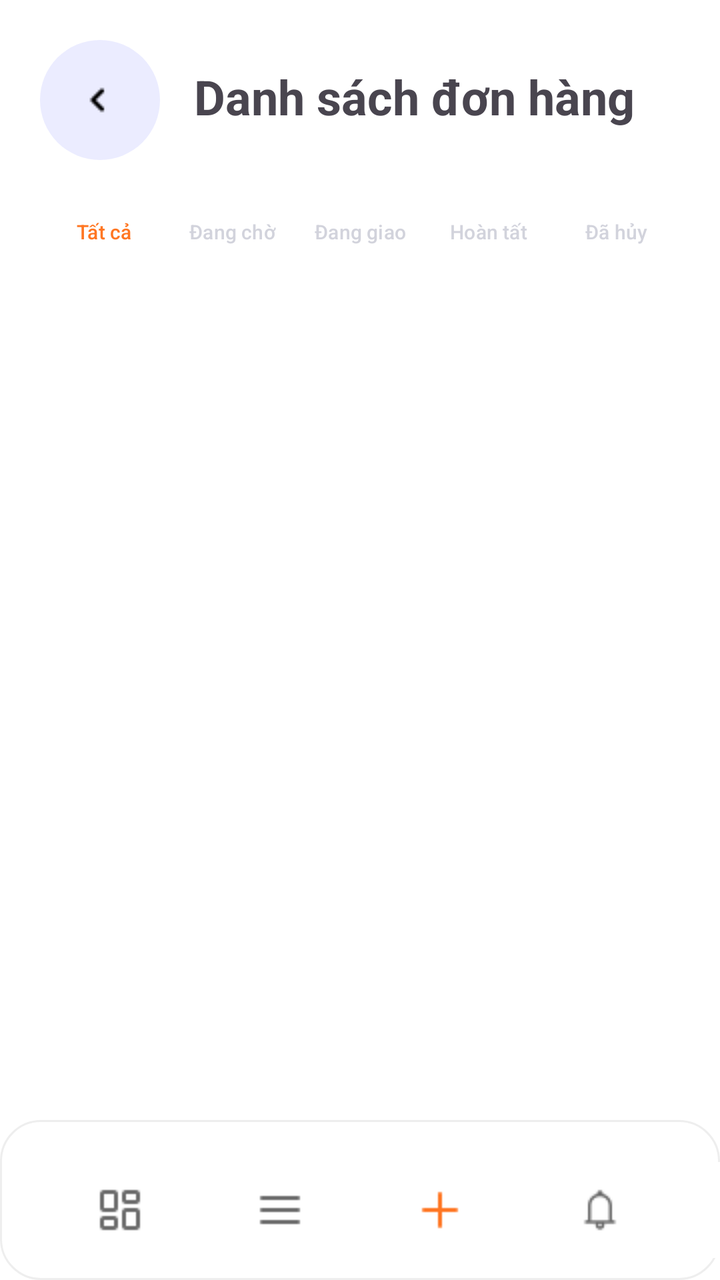
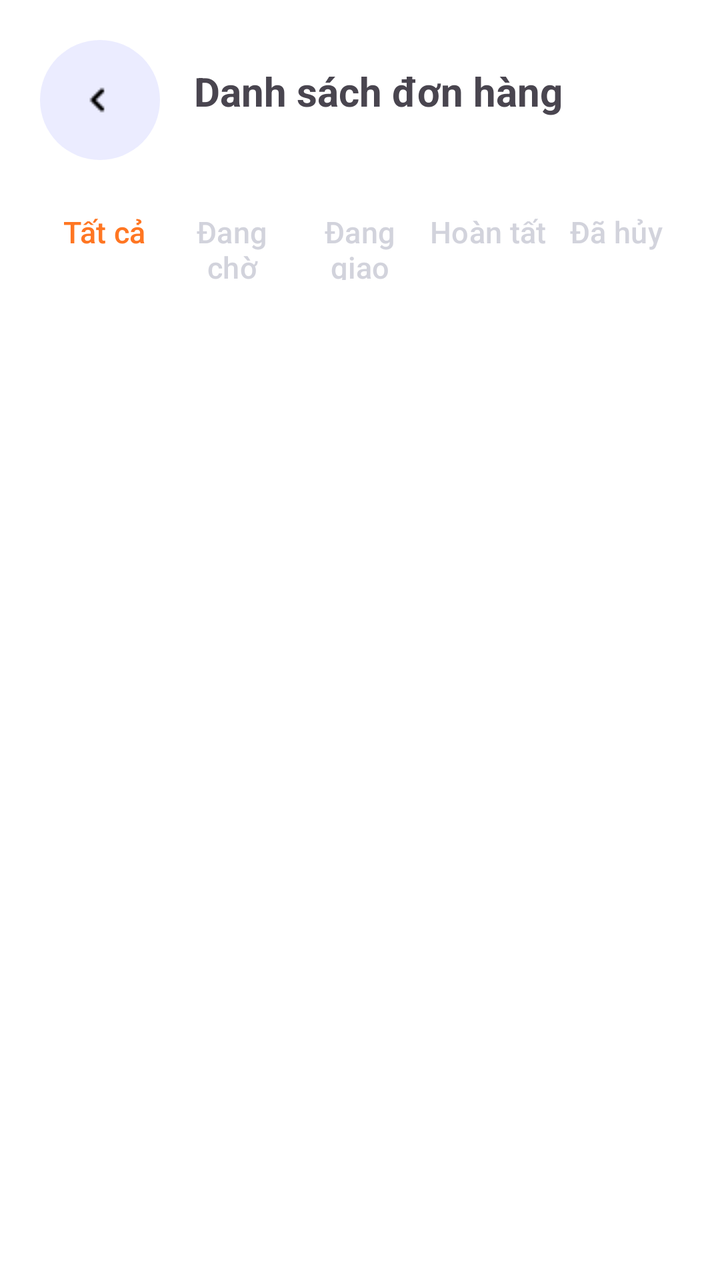

Screens rendered from an Android XML layout before and after an edit, with the pre-edit source and the edit as a unified diff.
<!-- AndroidManifest.xml: application theme Theme.NHOM33 -->
<!-- res/layout/admin_all_order.xml -->
<?xml version="1.0" encoding="utf-8"?>
<androidx.constraintlayout.widget.ConstraintLayout xmlns:android="http://schemas.android.com/apk/res/android"
    xmlns:tools="http://schemas.android.com/tools"
    android:layout_width="match_parent"
    android:layout_height="match_parent"
    xmlns:app="http://schemas.android.com/apk/res-auto"
    android:background="@color/white"
    android:id="@+id/main">

    <LinearLayout
        android:id="@+id/layout_back"
        android:layout_width="match_parent"
        android:layout_height="wrap_content"
        app:layout_constraintBottom_toBottomOf="parent"
        app:layout_constraintEnd_toEndOf="parent"
        app:layout_constraintHorizontal_bias="0.0"
        app:layout_constraintStart_toStartOf="parent"
        app:layout_constraintTop_toTopOf="parent"
        app:layout_constraintVertical_bias="0.0">

        <ImageButton
            android:id="@+id/btn_back"
            android:layout_width="60dp"
            android:layout_height="60dp"
            android:layout_marginTop="20dp"
            android:layout_marginLeft="20dp"
            android:contentDescription="nút"
            android:background="@drawable/bg_button_back"
            android:src="@drawable/icons8_back_24" />

        <TextView
            android:layout_width="wrap_content"
            android:layout_height="wrap_content"
            android:layout_marginTop="32dp"
            android:layout_marginLeft="17dp"
            android:text="Danh sách đơn hàng"
            android:textSize="24sp"
            android:textStyle="bold"/>

    </LinearLayout>

    <LinearLayout
        android:id="@+id/btn_tab"
        android:layout_width="match_parent"
        android:layout_height="wrap_content"
        android:layout_marginLeft="20dp"
        android:layout_marginRight="20dp"
        android:layout_marginTop="92dp"
        android:orientation="horizontal"
        android:weightSum="5"
        app:layout_constraintEnd_toEndOf="parent"
        app:layout_constraintHorizontal_bias="0.0"
        app:layout_constraintStart_toStartOf="parent"
        app:layout_constraintTop_toTopOf="@id/layout_back">

        <Button
            android:id="@+id/btn_filter_all"
            android:layout_width="0dp"
            android:layout_height="wrap_content"
            android:layout_weight="1"
            android:backgroundTint="@color/white"
            android:text="Tất cả"
            android:textColor="#ff7622"
            android:textSize="10sp"
            android:padding="0dp"/>

        <Button
            android:id="@+id/btn_filter_pending"
            android:layout_width="0dp"
            android:layout_height="wrap_content"
            android:layout_weight="1"
            android:backgroundTint="@color/white"
            android:text="Đang chờ"
            android:textColor="#d2d3dc"
            android:textSize="10sp"
            android:padding="0dp"/>

        <Button
            android:id="@+id/btn_filter_shipping"
            android:layout_width="0dp"
            android:layout_height="wrap_content"
            android:layout_weight="1"
            android:backgroundTint="@color/white"
            android:text="Đang giao"
            android:textColor="#d2d3dc"
            android:textSize="10sp"
            android:padding="0dp"/>

        <Button
            android:id="@+id/btn_filter_completed"
            android:layout_width="0dp"
            android:layout_height="wrap_content"
            android:layout_weight="1"
            android:backgroundTint="@color/white"
            android:text="Hoàn tất"
            android:textColor="#d2d3dc"
            android:textSize="10sp"
            android:padding="0dp"/>

        <Button
            android:id="@+id/btn_filter_cancelled"
            android:layout_width="0dp"
            android:layout_height="wrap_content"
            android:layout_weight="1"
            android:backgroundTint="@color/white"
            android:text="Đã hủy"
            android:textColor="#d2d3dc"
            android:textSize="10sp"
            android:padding="0dp"/>

    </LinearLayout>


    <androidx.core.widget.NestedScrollView
        android:id="@+id/nestedScrollView"
        android:layout_width="match_parent"
        android:layout_height="0dp"
        android:fillViewport="true"
        app:layout_constraintBottom_toTopOf="@+id/btn_bottom"
        app:layout_constraintTop_toBottomOf="@+id/btn_tab"
        tools:layout_editor_absoluteX="-16dp">

        <androidx.recyclerview.widget.RecyclerView
            android:id="@+id/recyclerView"
            android:layout_width="match_parent"
            android:layout_height="wrap_content">

        </androidx.recyclerview.widget.RecyclerView>
    </androidx.core.widget.NestedScrollView>

    <LinearLayout
        android:id="@+id/btn_bottom"
        android:layout_width="match_parent"
        android:layout_height="80dp"
        android:background="@drawable/bg_rounded_linear"
        app:layout_constraintBottom_toBottomOf="parent"
        app:layout_constraintEnd_toEndOf="parent"
        app:layout_constraintHorizontal_bias="0.0"
        app:layout_constraintStart_toStartOf="parent">

        <ImageButton
            android:id="@+id/nav_dashboard"
            android:layout_width="60dp"
            android:layout_height="60dp"
            android:layout_marginLeft="30dp"
            android:layout_marginTop="15dp"
            android:backgroundTint="@color/white"
            android:contentDescription="Trang chính"
            android:src="@drawable/icon_dashboard" />

        <ImageButton
            android:id="@+id/nav_menu"
            android:layout_width="60dp"
            android:layout_height="60dp"
            android:layout_marginLeft="20dp"
            android:layout_marginTop="15dp"
            android:backgroundTint="@color/white"
            android:contentDescription="Menu"
            android:src="@drawable/icon_menu_24" />

        <ImageButton
            android:id="@+id/nav_add"
            android:layout_width="60dp"
            android:layout_height="60dp"
            android:layout_marginLeft="20dp"
            android:layout_marginTop="15dp"
            android:backgroundTint="@color/white"
            android:contentDescription="Thêm mới"
            android:src="@drawable/icons_add_24" />

        <ImageButton
            android:id="@+id/nav_notification"
            android:layout_width="60dp"
            android:layout_height="60dp"
            android:layout_marginLeft="20dp"
            android:layout_marginTop="15dp"
            android:backgroundTint="@color/white"
            android:contentDescription="thông báo"
            android:src="@drawable/icons8_notification_24" />

        <ImageButton
            android:id="@+id/nav_profile"
            android:layout_width="60dp"
            android:layout_height="60dp"
            android:layout_marginLeft="20dp"
            android:layout_marginTop="15dp"
            android:backgroundTint="@color/white"
            android:contentDescription="Trang cá nhân"
            android:src="@drawable/icons8_person_24" />


    </LinearLayout>

</androidx.constraintlayout.widget.ConstraintLayout>
<!-- resources referenced by this layout -->
<resources>
  <color name="white">#FFFFFFFF</color>
  <!-- drawable bg_button_back (drawable) -->
  <?xml version="1.0" encoding="utf-8"?>
  <shape xmlns:android="http://schemas.android.com/apk/res/android">
      <solid android:color="#ebecff" />
  
      <corners android:radius="30dp" />
  
  </shape>
  <!-- drawable bg_rounded_linear (drawable) -->
  <?xml version="1.0" encoding="utf-8"?>
  <shape xmlns:android="http://schemas.android.com/apk/res/android">
      <solid android:color="#FFFFFF" />
  
      <corners android:radius="20dp" />
  
      <stroke
          android:width="1dp"
          android:color="#EEEEEE" />
  </shape>
  <!-- drawable icon_dashboard: png bitmap (drawable, 193 bytes) -->
  <!-- drawable icon_menu_24: png bitmap (drawable, 120 bytes) -->
  <!-- drawable icons8_back_24: png bitmap (drawable, 164 bytes) -->
  <!-- drawable icons8_notification_24: png bitmap (drawable, 305 bytes) -->
  <!-- drawable icons8_person_24: png bitmap (drawable, 290 bytes) -->
  <!-- drawable icons_add_24: png bitmap (drawable, 158 bytes) -->
  <style name="Theme.NHOM33" parent="Base.Theme.NHOM33" />
  <style name="Base.Theme.NHOM33" parent="Theme.Material3.DayNight.NoActionBar">
          
          
      </style>
</resources>

<!-- the commit's change to res/layout/admin_all_order.xml (unified diff, before → after) -->
@@ -34,7 +34,7 @@
             android:layout_marginTop="32dp"
             android:layout_marginLeft="17dp"
             android:text="Danh sách đơn hàng"
-            android:textSize="24sp"
+            android:textSize="20sp"
             android:textStyle="bold"/>
 
     </LinearLayout>
@@ -61,7 +61,7 @@
             android:backgroundTint="@color/white"
             android:text="Tất cả"
             android:textColor="#ff7622"
-            android:textSize="10sp"
+            android:textSize="15sp"
             android:padding="0dp"/>
 
         <Button
@@ -72,7 +72,7 @@
             android:backgroundTint="@color/white"
             android:text="Đang chờ"
             android:textColor="#d2d3dc"
-            android:textSize="10sp"
+            android:textSize="15sp"
             android:padding="0dp"/>
 
         <Button
@@ -83,7 +83,7 @@
             android:backgroundTint="@color/white"
             android:text="Đang giao"
             android:textColor="#d2d3dc"
-            android:textSize="10sp"
+            android:textSize="15sp"
             android:padding="0dp"/>
 
         <Button
@@ -94,7 +94,7 @@
             android:backgroundTint="@color/white"
             android:text="Hoàn tất"
             android:textColor="#d2d3dc"
-            android:textSize="10sp"
+            android:textSize="15sp"
             android:padding="0dp"/>
 
         <Button
@@ -105,7 +105,7 @@
             android:backgroundTint="@color/white"
             android:text="Đã hủy"
             android:textColor="#d2d3dc"
-            android:textSize="10sp"
+            android:textSize="15sp"
             android:padding="0dp"/>
 
     </LinearLayout>
@@ -116,7 +116,7 @@
         android:layout_width="match_parent"
         android:layout_height="0dp"
         android:fillViewport="true"
-        app:layout_constraintBottom_toTopOf="@+id/btn_bottom"
+        app:layout_constraintBottom_toBottomOf="parent"
         app:layout_constraintTop_toBottomOf="@+id/btn_tab"
         tools:layout_editor_absoluteX="-16dp">
 
@@ -128,67 +128,6 @@
         </androidx.recyclerview.widget.RecyclerView>
     </androidx.core.widget.NestedScrollView>
 
-    <LinearLayout
-        android:id="@+id/btn_bottom"
-        android:layout_width="match_parent"
-        android:layout_height="80dp"
-        android:background="@drawable/bg_rounded_linear"
-        app:layout_constraintBottom_toBottomOf="parent"
-        app:layout_constraintEnd_toEndOf="parent"
-        app:layout_constraintHorizontal_bias="0.0"
-        app:layout_constraintStart_toStartOf="parent">
-
-        <ImageButton
-            android:id="@+id/nav_dashboard"
-            android:layout_width="60dp"
-            android:layout_height="60dp"
-            android:layout_marginLeft="30dp"
-            android:layout_marginTop="15dp"
-            android:backgroundTint="@color/white"
-            android:contentDescription="Trang chính"
-            android:src="@drawable/icon_dashboard" />
-
-        <ImageButton
-            android:id="@+id/nav_menu"
-            android:layout_width="60dp"
-            android:layout_height="60dp"
-            android:layout_marginLeft="20dp"
-            android:layout_marginTop="15dp"
-            android:backgroundTint="@color/white"
-            android:contentDescription="Menu"
-            android:src="@drawable/icon_menu_24" />
-
-        <ImageButton
-            android:id="@+id/nav_add"
-            android:layout_width="60dp"
-            android:layout_height="60dp"
-            android:layout_marginLeft="20dp"
-            android:layout_marginTop="15dp"
-            android:backgroundTint="@color/white"
-            android:contentDescription="Thêm mới"
-            android:src="@drawable/icons_add_24" />
-
-        <ImageButton
-            android:id="@+id/nav_notification"
-            android:layout_width="60dp"
-            android:layout_height="60dp"
-            android:layout_marginLeft="20dp"
-            android:layout_marginTop="15dp"
-            android:backgroundTint="@color/white"
-            android:contentDescription="thông báo"
-            android:src="@drawable/icons8_notification_24" />
-
-        <ImageButton
-            android:id="@+id/nav_profile"
-            android:layout_width="60dp"
-            android:layout_height="60dp"
-            android:layout_marginLeft="20dp"
-            android:layout_marginTop="15dp"
-            android:backgroundTint="@color/white"
-            android:contentDescription="Trang cá nhân"
-            android:src="@drawable/icons8_person_24" />
 
 
-    </LinearLayout>
-
 </androidx.constraintlayout.widget.ConstraintLayout>
<!-- resource entries referenced after the edit -->
@@ -9,23 +9,7 @@
       <corners android:radius="30dp" />
   
   </shape>
-  <!-- drawable bg_rounded_linear (drawable) -->
-  <?xml version="1.0" encoding="utf-8"?>
-  <shape xmlns:android="http://schemas.android.com/apk/res/android">
-      <solid android:color="#FFFFFF" />
-  
-      <corners android:radius="20dp" />
-  
-      <stroke
-          android:width="1dp"
-          android:color="#EEEEEE" />
-  </shape>
-  <!-- drawable icon_dashboard: png bitmap (drawable, 193 bytes) -->
-  <!-- drawable icon_menu_24: png bitmap (drawable, 120 bytes) -->
   <!-- drawable icons8_back_24: png bitmap (drawable, 164 bytes) -->
-  <!-- drawable icons8_notification_24: png bitmap (drawable, 305 bytes) -->
-  <!-- drawable icons8_person_24: png bitmap (drawable, 290 bytes) -->
-  <!-- drawable icons_add_24: png bitmap (drawable, 158 bytes) -->
   <style name="Theme.NHOM33" parent="Base.Theme.NHOM33" />
   <style name="Base.Theme.NHOM33" parent="Theme.Material3.DayNight.NoActionBar">
           
